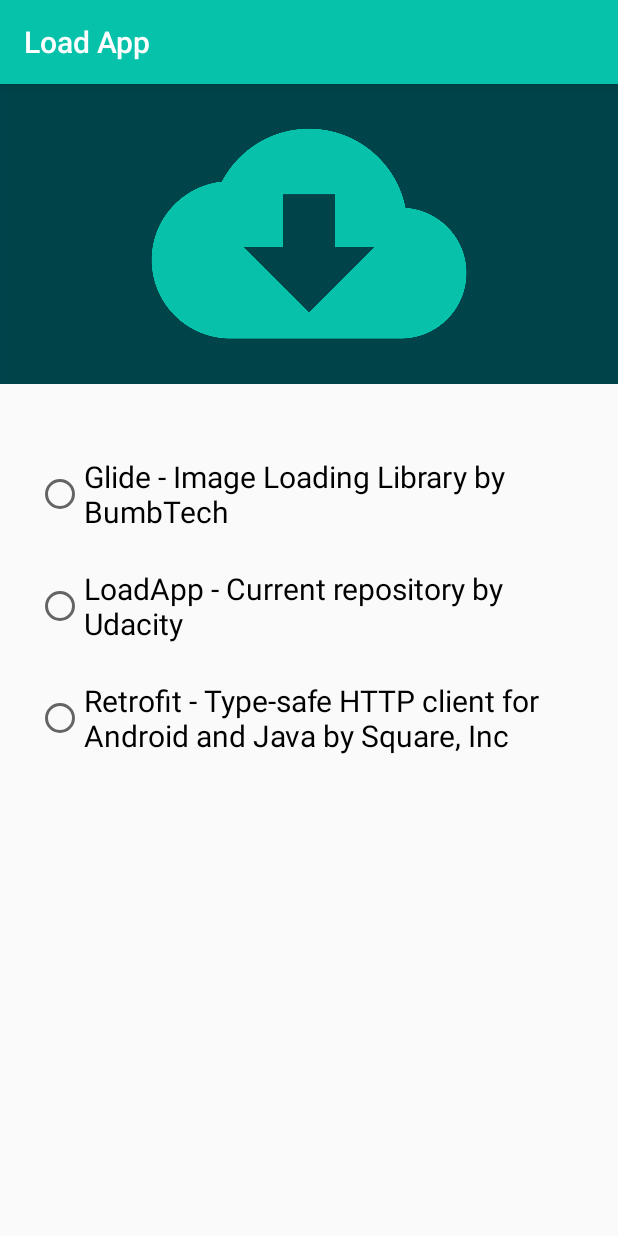
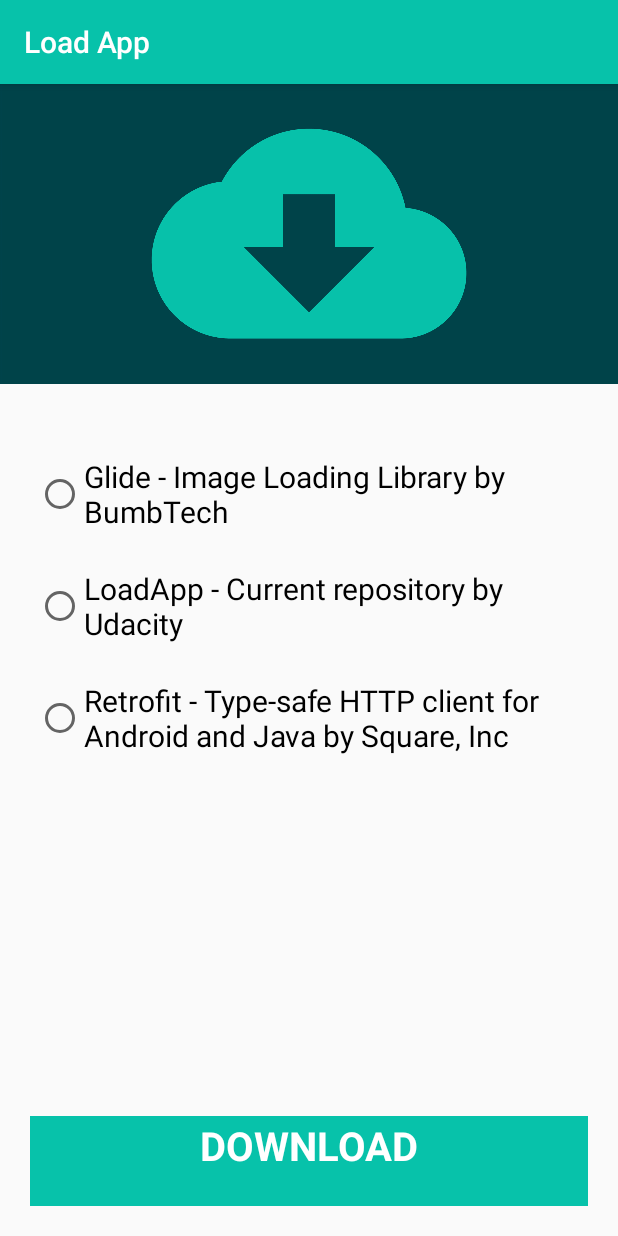
Before and after one commit to ancutapopescu/LoadApp, an Android app: the screen it shows after launch (MainActivity), on a phone screen of 412 x 824 dp. Run offline under Robolectric (Android 15) with nearby library versions, the phone set to English and light mode, and no system bars.

Commit message:
First commit

```diff
--- a/app/build.gradle
+++ b/app/build.gradle
@@ -20,13 +20,17 @@ android {
             proguardFiles getDefaultProguardFile('proguard-android-optimize.txt'), 'proguard-rules.pro'
         }
     }
+
+    kotlinOptions {
+        jvmTarget = JavaVersion.VERSION_1_8.toString()
+    }
 }
 
 dependencies {
     implementation fileTree(dir: 'libs', include: ['*.jar'])
     implementation "org.jetbrains.kotlin:kotlin-stdlib-jdk7:$kotlin_version"
     implementation 'androidx.appcompat:appcompat:1.2.0'
-    implementation 'androidx.core:core-ktx:1.3.1'
+    implementation 'androidx.core:core-ktx:1.3.2'
     implementation 'androidx.constraintlayout:constraintlayout:2.0.0-rc1'
     implementation 'com.google.android.material:material:1.0.0'
     testImplementation 'junit:junit:4.12'
--- a/app/src/main/java/com/udacity/ButtonState.kt
+++ b/app/src/main/java/com/udacity/ButtonState.kt
@@ -1,8 +1,8 @@
 package com.udacity
 
 
-sealed class ButtonState {
-    object Clicked : ButtonState()
-    object Loading : ButtonState()
-    object Completed : ButtonState()
+sealed class ButtonState(var customTextButton: Int) {
+    object Clicked : ButtonState(R.string.button_clicked)
+    object Loading : ButtonState(R.string.button_loading)
+    object Completed : ButtonState(R.string.button_completed)
 }
--- a/app/src/main/java/com/udacity/LoadingButton.kt
+++ b/app/src/main/java/com/udacity/LoadingButton.kt
@@ -3,8 +3,12 @@ package com.udacity
 import android.animation.ValueAnimator
 import android.content.Context
 import android.graphics.Canvas
+import android.graphics.Paint
+import android.graphics.Typeface
+import android.renderscript.Sampler
 import android.util.AttributeSet
 import android.view.View
+import androidx.core.content.withStyledAttributes
 import kotlin.properties.Delegates
 
 class LoadingButton @JvmOverloads constructor(
@@ -13,22 +17,95 @@ class LoadingButton @JvmOverloads constructor(
     private var widthSize = 0
     private var heightSize = 0
 
-    private val valueAnimator = ValueAnimator()
+    // Paint object for coloring and styling Button
+    private var paintButton = Paint(Paint.ANTI_ALIAS_FLAG).apply {
+        color = context.getColor(R.color.colorPrimary)
+        isAntiAlias = true
+    }
 
-    private var buttonState: ButtonState by Delegates.observable<ButtonState>(ButtonState.Completed) { p, old, new ->
+    private var paintLoadingButton = Paint(Paint.ANTI_ALIAS_FLAG).apply {
+        color = context.getColor(R.color.colorPrimaryDark)
+        isAntiAlias = true
+    }
 
+    private lateinit var buttonText: String
+
+    // Paint object for coloring and styling Text on the Button
+    private val paintText = Paint(Paint.ANTI_ALIAS_FLAG).apply {
+        color = context.getColor(R.color.white)
+        isAntiAlias = true
+        textSize = 40.0f
+        textAlign = Paint.Align.CENTER
+        typeface = Typeface.create("", Typeface.BOLD)
+
+    }
+
+    // Paint object for coloring and styling Circle
+    private var paintCircle = Paint(Paint.ANTI_ALIAS_FLAG).apply {
+        color = context.getColor(R.color.colorAccent)
+        isAntiAlias = true
+    }
+
+
+    private var valueAnimator = ValueAnimator()
+
+    var value = 0.0f
+    var width = 0.0f
+    var sweepAngle = 0.0f
+
+    var buttonState: ButtonState by Delegates.observable<ButtonState>(ButtonState.Completed) { p, old, new ->
+
+        // Set the button text depending on the state of the button
+        buttonText = context.getString(buttonState.customTextButton)
+
+        when(new) {
+
+            ButtonState.Loading -> {
+               paintCircle.color = context.getColor(R.color.colorAccent)
+               valueAnimator = ValueAnimator.ofFloat(0.0f, measuredWidth.toFloat()).setDuration(2000).apply {
+                    addUpdateListener { valueAnimator ->
+                        value = valueAnimator.animatedValue as Float
+                        sweepAngle = value / 8
+                        width = value / 5
+                        invalidate()
+                    }
+                }
+                valueAnimator.start()
+            }
+
+            ButtonState.Completed -> {
+                valueAnimator.cancel()
+                value = 0.0f
+                invalidate()
+            }
+        }
     }
 
 
     init {
-
+        buttonState = ButtonState.Clicked
     }
 
 
     override fun onDraw(canvas: Canvas?) {
         super.onDraw(canvas)
 
+        canvas?.drawRect(0.0f, 0.0f, widthSize.toFloat(), heightSize.toFloat(), paintButton)
+        canvas?.drawRect(0f, 0f, width, heightSize.toFloat(), paintLoadingButton)
+
+        canvas?.drawText(buttonText, widthSize.toFloat() / 2.0f, heightSize.toFloat() / 2.0f, paintText)
+
+        canvas?.drawArc(widthSize - 145f,
+                heightSize / 2 - 35f,
+                widthSize - 75f,
+                heightSize / 2 + 35f,
+                0F,
+                width,
+                true,
+                paintCircle)
+
     }
+
 
     override fun onMeasure(widthMeasureSpec: Int, heightMeasureSpec: Int) {
         val minw: Int = paddingLeft + paddingRight + suggestedMinimumWidth
--- a/app/src/main/java/com/udacity/MainActivity.kt
+++ b/app/src/main/java/com/udacity/MainActivity.kt
@@ -20,11 +20,10 @@ import kotlinx.android.synthetic.main.content_main.*
 
 class MainActivity : AppCompatActivity() {
 
-    private var glideId: Long = 0
-    private var loadAppId: Long = 0
-    private var retrofitId: Long = 0
     private var downloadID: Long = 0
     private var urlToDownload: String? = null
+
+    private lateinit var customButton: LoadingButton
 
     private lateinit var notificationManager: NotificationManager
     private lateinit var pendingIntent: PendingIntent
@@ -37,7 +36,8 @@ class MainActivity : AppCompatActivity() {
 
         registerReceiver(receiver, IntentFilter(DownloadManager.ACTION_DOWNLOAD_COMPLETE))
 
-        custom_button.setOnClickListener {
+        customButton = findViewById(R.id.custom_button)
+        customButton.setOnClickListener {
             download()
         }
 
@@ -83,7 +83,7 @@ class MainActivity : AppCompatActivity() {
 
     private fun download() {
         val request =
-            DownloadManager.Request(Uri.parse(URL))
+            DownloadManager.Request(Uri.parse(urlToDownload))
                 .setTitle(getString(R.string.app_name))
                 .setDescription(getString(R.string.app_description))
                 .setNotificationVisibility(DownloadManager.Request.VISIBILITY_VISIBLE)
@@ -96,7 +96,6 @@ class MainActivity : AppCompatActivity() {
     }
 
     companion object {
-        private var URL = " "
         private const val GLIDE_URL = "https://github.com/bumptech/glide/archive/master.zip"
         private const val LOAD_APP_URL =
             "https://github.com/udacity/nd940-c3-advanced-android-programming-project-starter/archive/master.zip"
--- a/app/src/main/res/layout/content_main.xml
+++ b/app/src/main/res/layout/content_main.xml
@@ -67,10 +67,11 @@
         android:layout_width="0dp"
         android:layout_height="60dp"
         android:layout_margin="20dp"
-        android:backgroundTint="@color/colorPrimary"
+        app:backgroundButtonColor="@color/colorPrimary"
+        app:textColor="@color/white"
         app:layout_constraintBottom_toBottomOf="parent"
         app:layout_constraintEnd_toEndOf="parent"
         app:layout_constraintStart_toStartOf="parent"
-        app:layout_constraintTop_toBottomOf="@+id/radio_button_group" />
+        />
 
 </androidx.constraintlayout.widget.ConstraintLayout>
--- a/app/src/main/res/values/attrs.xml
+++ b/app/src/main/res/values/attrs.xml
@@ -2,5 +2,9 @@
 <resources>
     <declare-styleable name="LoadingButton">
 <!--   TODO: create custom attributes for the view-->
+        <attr name="backgroundButtonColor" format="color"/>
+        <attr name="loadingBarColor" format="color"/>
+        <attr name="textColor" format="color"/>
+        <attr name="loadingCircleColor" format="color"/>
     </declare-styleable>
 </resources>
--- a/app/src/main/res/values/strings.xml
+++ b/app/src/main/res/values/strings.xml
@@ -8,8 +8,10 @@
     <string name="notification_description">The Project 3 repository is downloaded</string>
     <string name="notification_button">See changes</string>
 
-    <string name="button_name">Click me</string>
-    <string name="button_loading">We are loading </string>
+    <string name="button_name">CLIK ME</string>
+    <string name="button_clicked">DOWNLOAD</string>
+    <string name="button_loading">LOADING </string>
+    <string name="button_completed">DOWNLOAD</string>
     <string name="title_activity_detail">DetailActivity</string>
     <string name="load_image_header">Load Image Header</string>
     <string name="glide_button_text">Glide - Image Loading Library by BumbTech</string>
--- a/build.gradle
+++ b/build.gradle
@@ -8,7 +8,7 @@ buildscript {
 
     }
     dependencies {
-        classpath 'com.android.tools.build:gradle:4.0.1'
+        classpath 'com.android.tools.build:gradle:4.1.1'
         classpath "org.jetbrains.kotlin:kotlin-gradle-plugin:$kotlin_version"
         // NOTE: Do not place your application dependencies here; they belong
         // in the individual module build.gradle files
```
Also changed, not shown: gradle/wrapper/gradle-wrapper.properties.
